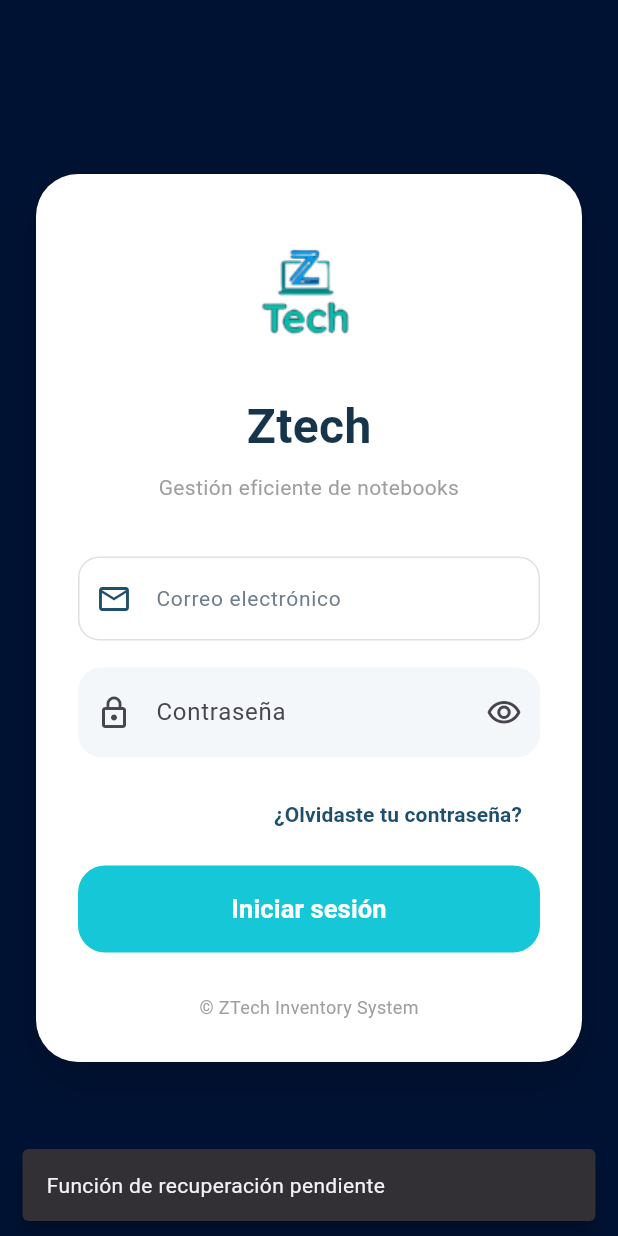
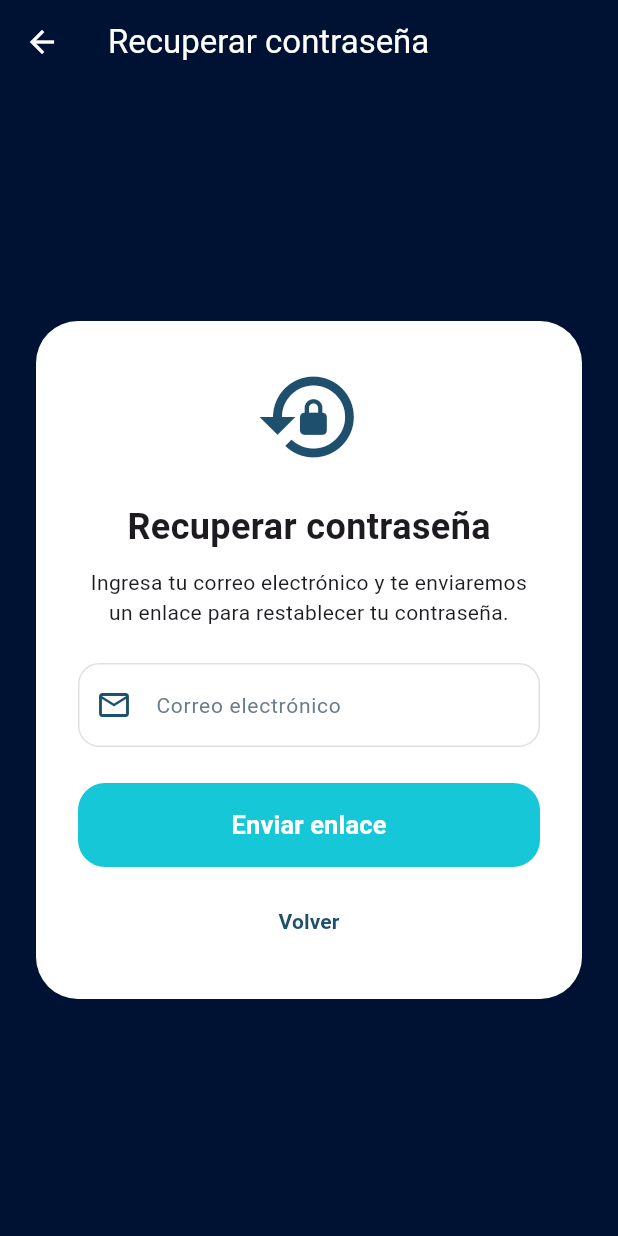
Before and after one commit to DanyaDuran/ztech_proyect, a Flutter app: the screen it shows after launch, after a tap on "¿Olvidaste tu contraseña?", on a phone screen of 412 x 824 dp. Run offline on Flutter 3.47's test engine with Material 3 defaults, Android fonts, the phone set to English and light mode, and no system bars; our stand-ins replace cloud_firestore, firebase_auth, firebase_core; accounts and stored records are empty.

Commit message:
Agregando funcionalidad de recuperacion de contraseña

```diff
--- /dev/null
+++ b/lib/features/auth/presentation/screens/forgot_password_screen.dart
@@ -0,0 +1,219 @@
+import 'package:flutter/material.dart';
+import 'package:firebase_auth/firebase_auth.dart';
+import 'package:cloud_firestore/cloud_firestore.dart';
+
+import '../../../../core/theme/app_colors.dart';
+import '../../../../core/utils/app_validators.dart';
+import '../../../../shared/styles/input_decorations.dart';
+import '../../../../shared/dialogs/success_dialog.dart';
+
+class ForgotPasswordScreen extends StatefulWidget {
+  const ForgotPasswordScreen({super.key});
+
+  @override
+  State<ForgotPasswordScreen> createState() => _ForgotPasswordScreenState();
+}
+
+class _ForgotPasswordScreenState extends State<ForgotPasswordScreen> {
+  final _formKey = GlobalKey<FormState>();
+
+  final TextEditingController _emailController = TextEditingController();
+
+  bool _isLoading = false;
+  Future<void> _sendResetEmail() async {
+    FocusScope.of(context).unfocus();
+
+    if (!_formKey.currentState!.validate()) {
+      return;
+    }
+
+    setState(() {
+      _isLoading = true;
+    });
+
+    final email = _emailController.text.trim();
+
+    try {
+      final query = await FirebaseFirestore.instance
+          .collection('users')
+          .where('correo', isEqualTo: email)
+          .limit(1)
+          .get();
+
+      if (query.docs.isEmpty) {
+        if (!mounted) return;
+
+        ScaffoldMessenger.of(context).showSnackBar(
+          const SnackBar(
+            content: Text('No existe una cuenta asociada a este correo.'),
+          ),
+        );
+
+        return;
+      }
+
+      await FirebaseAuth.instance.sendPasswordResetEmail(email: email);
+
+      if (!mounted) return;
+
+      showDialog(
+        context: context,
+        builder: (_) => const SuccessDialog(
+          title: 'Correo enviado',
+          message: 'Revise su bandeja de entrada y carpeta de spam.',
+        ),
+      );
+    } on FirebaseAuthException catch (e) {
+      String message = 'Error al enviar el correo de recuperación.';
+
+      if (e.code == 'invalid-email') {
+        message = 'Correo electrónico inválido.';
+      }
+
+      if (!mounted) return;
+
+      ScaffoldMessenger.of(
+        context,
+      ).showSnackBar(SnackBar(content: Text(message)));
+    } catch (e) {
+      if (!mounted) return;
+
+      ScaffoldMessenger.of(context).showSnackBar(
+        const SnackBar(
+          content: Text('Ocurrió un error inesperado. Intente nuevamente.'),
+        ),
+      );
+    } finally {
+      if (mounted) {
+        setState(() {
+          _isLoading = false;
+        });
+      }
+    }
+  }
+
+  @override
+  void dispose() {
+    _emailController.dispose();
+    super.dispose();
+  }
+
+  @override
+  Widget build(BuildContext context) {
+    return Scaffold(
+      backgroundColor: AppColors.backgroundDark,
+
+      appBar: AppBar(
+        title: const Text('Recuperar contraseña'),
+        backgroundColor: AppColors.backgroundDark,
+        foregroundColor: Colors.white,
+      ),
+
+      body: Center(
+        child: SingleChildScrollView(
+          padding: const EdgeInsets.all(24),
+
+          child: Container(
+            constraints: const BoxConstraints(maxWidth: 420),
+
+            padding: const EdgeInsets.all(28),
+
+            decoration: BoxDecoration(
+              color: Colors.white,
+              borderRadius: BorderRadius.circular(28),
+            ),
+
+            child: Form(
+              key: _formKey,
+
+              child: Column(
+                mainAxisSize: MainAxisSize.min,
+
+                children: [
+                  const Icon(
+                    Icons.lock_reset,
+                    size: 72,
+                    color: AppColors.primary,
+                  ),
+
+                  const SizedBox(height: 20),
+
+                  const Text(
+                    'Recuperar contraseña',
+                    style: TextStyle(fontSize: 24, fontWeight: FontWeight.bold),
+                  ),
+
+                  const SizedBox(height: 10),
+
+                  const Text(
+                    'Ingresa tu correo electrónico y te enviaremos un enlace para restablecer tu contraseña.',
+                    textAlign: TextAlign.center,
+                  ),
+
+                  const SizedBox(height: 24),
+
+                  TextFormField(
+                    controller: _emailController,
+                    keyboardType: TextInputType.emailAddress,
+                    decoration: customInputDecoration(
+                      label: 'Correo electrónico',
+                      icon: Icons.email_outlined,
+                    ),
+                    validator: AppValidators.email,
+                  ),
+
+                  const SizedBox(height: 24),
+
+                  SizedBox(
+                    width: double.infinity,
+                    height: 56,
+
+                    child: ElevatedButton(
+                      style: ElevatedButton.styleFrom(
+                        backgroundColor: AppColors.accent,
+                        foregroundColor: Colors.white,
+                        elevation: 0,
+                        shape: RoundedRectangleBorder(
+                          borderRadius: BorderRadius.circular(18),
+                        ),
+                      ),
+                      onPressed: _isLoading ? null : _sendResetEmail,
+                      child: _isLoading
+                          ? const CircularProgressIndicator(color: Colors.white)
+                          : const Text(
+                              'Enviar enlace',
+                              style: TextStyle(
+                                fontSize: 17,
+                                fontWeight: FontWeight.bold,
+                              ),
+                            ),
+                    ),
+                  ),
+
+                  const SizedBox(height: 12),
+
+                  SizedBox(
+                    width: double.infinity,
+
+                    child: TextButton(
+                      onPressed: () {
+                        Navigator.pop(context);
+                      },
+                      child: const Text(
+                        'Volver',
+                        style: TextStyle(
+                          color: AppColors.primary,
+                          fontWeight: FontWeight.w600,
+                        ),
+                      ),
+                    ),
+                  ),
+                ],
+              ),
+            ),
+          ),
+        ),
+      ),
+    );
+  }
+}
--- a/lib/features/auth/presentation/screens/login_screen.dart
+++ b/lib/features/auth/presentation/screens/login_screen.dart
@@ -1,6 +1,7 @@
 import 'package:flutter/material.dart';
 import 'package:firebase_auth/firebase_auth.dart';
 import 'package:cloud_firestore/cloud_firestore.dart';
+import 'forgot_password_screen.dart';
 
 import '../../domain/user_model.dart';
 import '../../../../core/theme/app_colors.dart';
@@ -210,7 +211,12 @@ class _LoginScreenState extends State<LoginScreen> {
                       onPressed: _isLoading
                           ? null
                           : () {
-                              _showMessage('Función de recuperación pendiente');
+                              Navigator.push(
+                                context,
+                                MaterialPageRoute(
+                                  builder: (_) => const ForgotPasswordScreen(),
+                                ),
+                              );
                             },
                       child: const Text(
                         '¿Olvidaste tu contraseña?',
```
Also changed, not shown: lib/shared/dialogs/success_dialog.dart (added, +54 -0 lines).
